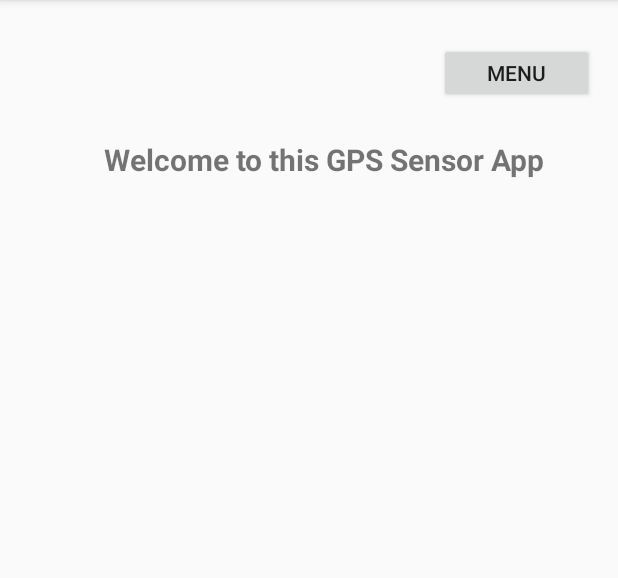
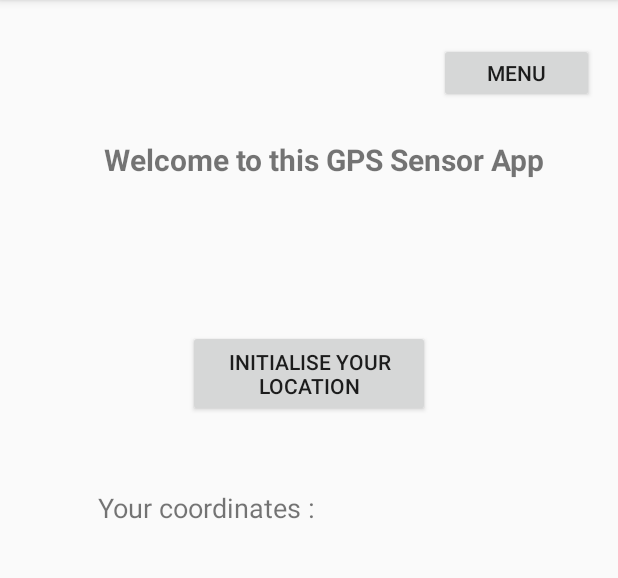
Before and after one commit to GEL63870/SensorApps_Lab4, an Android app: the MainGPSApp screen opened directly, with no data from a screen before it, on a phone screen of 412 x 824 dp, the part 84-662 px from its top. Run offline under Robolectric (Android 15) with nearby library versions, the phone set to English and light mode, and no system bars.

Commit message:
2nd app push

```diff
--- a/app/build.gradle
+++ b/app/build.gradle
@@ -27,8 +27,11 @@ dependencies {
     implementation fileTree(dir: 'libs', include: ['*.jar'])
 
     implementation 'androidx.appcompat:appcompat:1.1.0'
+    implementation 'com.google.android.gms:play-services-location:17.0.0'
     implementation 'androidx.constraintlayout:constraintlayout:1.1.3'
     testImplementation 'junit:junit:4.12'
     androidTestImplementation 'androidx.test.ext:junit:1.1.1'
     androidTestImplementation 'androidx.test.espresso:espresso-core:3.2.0'
+
+
 }
--- a/app/src/main/AndroidManifest.xml
+++ b/app/src/main/AndroidManifest.xml
@@ -1,12 +1,18 @@
 <?xml version="1.0" encoding="utf-8"?>
 <manifest xmlns:android="http://schemas.android.com/apk/res/android"
     package="pl.com.pwr.mysensorapp_lab4_257160">
+
+    <uses-permission android:name="android.permission.INTERNET"/>
+    <uses-permission android:name="android.permission.ACCESS_COARSE_LOCATION"/>
+    <uses-permission android:name="android.permission.ACCESS_FINE_LOCATION"/>
+
 
     <application
         android:allowBackup="true"
         android:icon="@mipmap/ic_launcher"
         android:label="@string/app_name"
         android:roundIcon="@mipmap/ic_launcher_round"
+        android:usesCleartextTraffic="true"
         android:supportsRtl="true"
         android:theme="@style/AppTheme">
         <activity android:name=".MainActivity">
--- a/app/src/main/java/pl/com/pwr/mysensorapp_lab4_257160/MainGPSApp.java
+++ b/app/src/main/java/pl/com/pwr/mysensorapp_lab4_257160/MainGPSApp.java
@@ -1,27 +1,112 @@
 package pl.com.pwr.mysensorapp_lab4_257160;
 
+import android.Manifest;
+import android.content.Context;
 import android.content.Intent;
+import android.content.pm.PackageManager;
+import android.location.Location;
+import android.location.LocationListener;
+import android.location.LocationManager;
+import android.os.Build;
 import android.os.Bundle;
+import android.provider.Settings;
 import android.view.View;
 import android.widget.Button;
 import android.widget.TextView;
+import android.widget.Toast;
 
+import androidx.annotation.NonNull;
+import androidx.annotation.RequiresApi;
 import androidx.appcompat.app.AppCompatActivity;
+import androidx.core.app.ActivityCompat;
 
 public class MainGPSApp extends AppCompatActivity {
 
-    private TextView textView;
-    private Button menu_btn;
+    private TextView textView, coordinatesView;
+    private Button menu_btn, init_gps;
 
+    private LocationManager locationManager;
+    private LocationListener locationListener;
+
+
+    @RequiresApi(api = Build.VERSION_CODES.M)
     @Override
     protected void onCreate(Bundle savedInstanceState) {
         super.onCreate(savedInstanceState);
         setContentView(R.layout.main_gps_app);
 
-        textView = findViewById(R.id.welcome_gps);
-
         back_to_menu();
 
+        textView = findViewById(R.id.welcome_gps);
+        coordinatesView = findViewById(R.id.coordinates);
+        init_gps = findViewById(R.id.start_location);
+
+        locationManager = (LocationManager) getSystemService(LOCATION_SERVICE);
+        locationListener = new LocationListener() {
+
+            // Call whenever the location is updated
+            @Override
+            public void onLocationChanged(Location location) {
+                coordinatesView.append("\n" + location.getLatitude() + " " + location.getLongitude());
+
+            }
+
+            @Override
+            public void onStatusChanged(String provider, int status, Bundle extras) {
+
+            }
+
+            @Override
+            public void onProviderEnabled(String provider) {
+
+            }
+
+            // Check if the GPS is turn off or not
+            @Override
+            public void onProviderDisabled(String provider) {
+                Intent intent = new Intent(Settings.ACTION_LOCATION_SOURCE_SETTINGS);
+                startActivity(intent);
+            }
+        };
+
+        configureButton();
+    }
+
+    @RequiresApi(api = Build.VERSION_CODES.M)
+    @Override
+    public void onRequestPermissionsResult(int requestCode, @NonNull String[] permissions, @NonNull int[] grantResults) {
+        switch (requestCode) {
+            case 10:
+                if (grantResults.length>0 && grantResults[0] == PackageManager.PERMISSION_GRANTED)
+                    configureButton();
+                break;
+            default:
+                break;
+        }
+    }
+
+    @RequiresApi(api = Build.VERSION_CODES.M)
+    private void configureButton() {
+        if (checkSelfPermission(Manifest.permission.ACCESS_FINE_LOCATION) != PackageManager.PERMISSION_GRANTED
+                && checkSelfPermission(Manifest.permission.ACCESS_COARSE_LOCATION) != PackageManager.PERMISSION_GRANTED) {
+            if (Build.VERSION.SDK_INT >= Build.VERSION_CODES.M) {
+                requestPermissions(new String[]{Manifest.permission.ACCESS_COARSE_LOCATION, Manifest.permission.ACCESS_FINE_LOCATION, Manifest.permission.INTERNET}, 10);
+
+                init_gps.setOnClickListener(new View.OnClickListener() {
+                    @RequiresApi(api = Build.VERSION_CODES.M)
+                    @Override
+                    public void onClick(View v) {
+                        if (checkSelfPermission(Manifest.permission.ACCESS_FINE_LOCATION) != PackageManager.PERMISSION_GRANTED
+                                && checkSelfPermission(Manifest.permission.ACCESS_COARSE_LOCATION) != PackageManager.PERMISSION_GRANTED) {
+                            if (Build.VERSION.SDK_INT >= Build.VERSION_CODES.M) {
+                                requestPermissions(new String[]{Manifest.permission.ACCESS_COARSE_LOCATION, Manifest.permission.ACCESS_FINE_LOCATION, Manifest.permission.INTERNET}, 10);
+                            }
+                        }
+                        locationManager.requestLocationUpdates("gps", 5000, 0, locationListener);
+                    }
+                });
+            }
+        }
     }
 
     private void back_to_menu() {
--- a/app/src/main/res/layout/main_gps_app.xml
+++ b/app/src/main/res/layout/main_gps_app.xml
@@ -22,6 +22,18 @@
         app:layout_constraintVertical_bias="0.125"
         tools:layout_editor_absoluteY="84dp" />
 
+    <TextView
+        android:id="@+id/coordinates"
+        android:layout_width="281dp"
+        android:layout_height="32dp"
+        android:text="@string/your_coordinates"
+        android:textSize="18sp"
+        app:layout_constraintBottom_toBottomOf="parent"
+        app:layout_constraintEnd_toEndOf="parent"
+        app:layout_constraintStart_toStartOf="parent"
+        app:layout_constraintTop_toBottomOf="@+id/start_location"
+        app:layout_constraintVertical_bias="0.105" />
+
     <Button
         android:id="@+id/menu_button"
         android:layout_width="103dp"
@@ -34,5 +46,15 @@
         app:layout_constraintTop_toTopOf="parent"
         app:layout_constraintVertical_bias="0.541" />
 
+    <Button
+        android:id="@+id/start_location"
+        android:layout_width="161dp"
+        android:layout_height="58dp"
+        android:layout_marginTop="100dp"
+        android:text="@string/init_location"
+        app:layout_constraintEnd_toEndOf="parent"
+        app:layout_constraintStart_toStartOf="parent"
+        app:layout_constraintTop_toBottomOf="@+id/welcome_gps" />
+
 
 </androidx.constraintlayout.widget.ConstraintLayout>
--- a/app/src/main/res/values/strings.xml
+++ b/app/src/main/res/values/strings.xml
@@ -18,5 +18,9 @@
     // Sensor GPS Activity strings
     <string name="welcome_to_this_gps_sensor_app">Welcome to this GPS Sensor App</string>
     <string name="content_of_the_sensor">Content of the sensor</string>
+    <string name="init_location">Initialise your location</string>
+    <string name="your_coordinates">Your coordinates :</string>
+    <string name="permission_issue">Issue with permission</string>
+    <string name="start_to_play">Start to play</string>
 
 </resources>
```
Also changed, not shown: app/src/main/java/pl/com/pwr/mysensorapp_lab4_257160/GameActivity.java (added, +68 -0 lines), app/src/main/java/pl/com/pwr/mysensorapp_lab4_257160/MainSensorGame.java (+14 -1 lines), app/src/main/res/layout/main_sensor_game.xml (+13 -0 lines).
